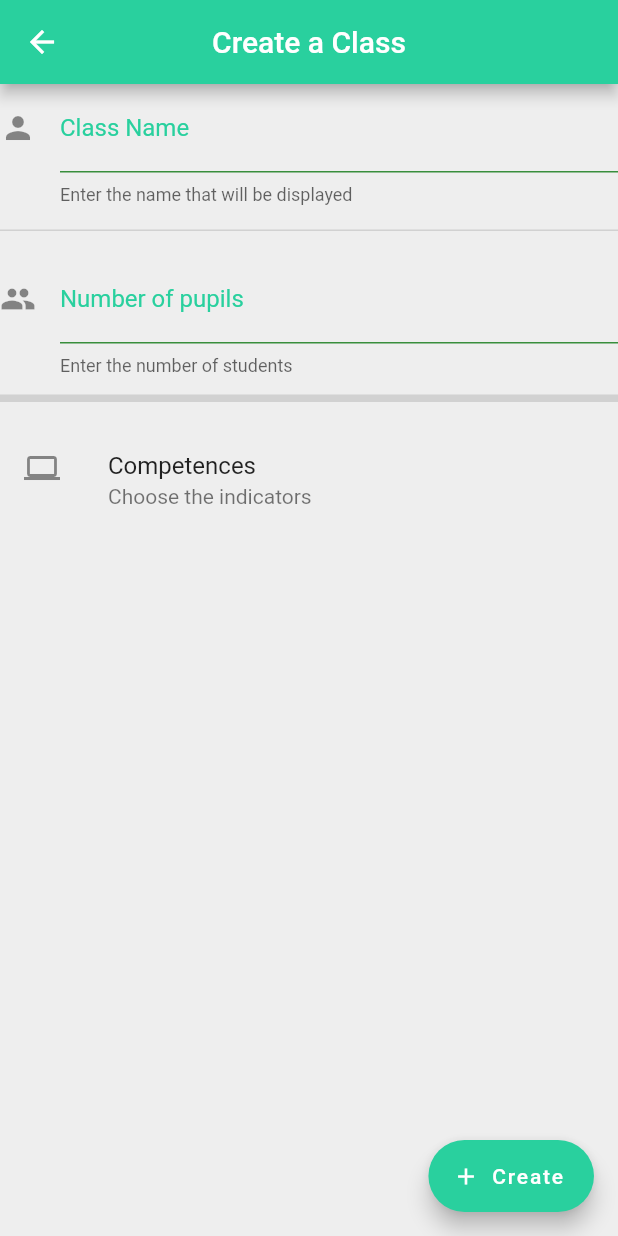
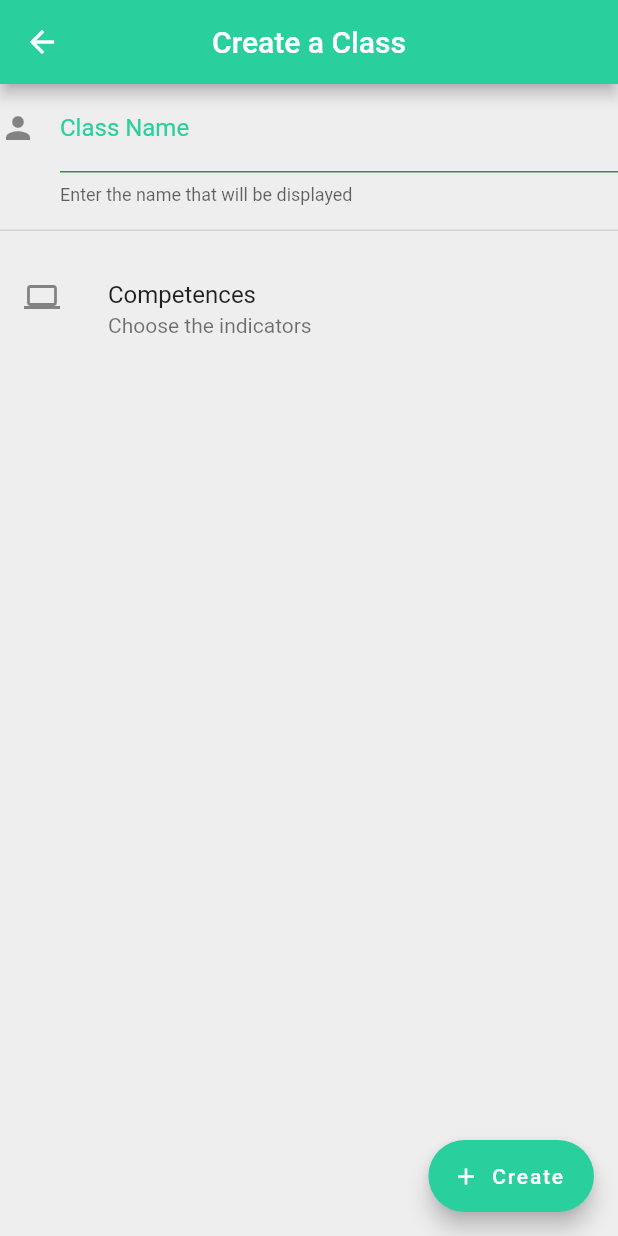
Before and after one commit to n1ghtbyte/Assessments-App, a Flutter app: the ClassesCreatePage screen opened directly, on a phone screen of 412 x 824 dp. Run offline on Flutter 3.47's test engine with Material 2 defaults, Android fonts, the phone set to English and light mode, and no system bars; drawn by our look-alikes of loader_overlay; our stand-ins replace cloud_firestore, firebase_auth, firebase_core, fl_chart, flutter_speed_dial; accounts and stored records are empty.

Commit message:
REMOVED max student

```diff
--- a/lib/pages/Teacher/Classes/ClassesCreatePage.dart
+++ b/lib/pages/Teacher/Classes/ClassesCreatePage.dart
@@ -18,7 +18,6 @@ class _ClassesCreatePageState extends State<ClassesCreatePage> {
       FirebaseFirestore.instance.collection('Competences').snapshots();
 
   final _controllerName = TextEditingController();
-  final _controllerMaxStudents = TextEditingController();
   Map<String?, List<String?>> _competences =
       ParentChildCheckbox.selectedChildrens;
 
@@ -36,7 +35,6 @@ class _ClassesCreatePageState extends State<ClassesCreatePage> {
       'Name': _controllerName.text, // John Doe
       'TeacherID': currentUser,
       'NumStudents': 0,
-      'MaxStudents': _controllerMaxStudents.text, // 42
       'Competences': _competences,
       'StudentList': [],
       'documentID': _iD,
@@ -76,7 +74,6 @@ class _ClassesCreatePageState extends State<ClassesCreatePage> {
   List<Map<String, dynamic>> _comps = [];
   @override
   void dispose() {
-    _controllerMaxStudents.dispose();
     _controllerName.dispose();
     super.dispose();
   }
@@ -183,43 +180,12 @@ class _ClassesCreatePageState extends State<ClassesCreatePage> {
                     const SizedBox(
                       height: 16,
                     ),
-                    TextFormField(
-                      controller: _controllerMaxStudents,
-                      keyboardType: TextInputType.number,
-                      decoration: InputDecoration(
-                        enabledBorder: UnderlineInputBorder(
-                          borderSide: BorderSide(color: Color(0xff388e3c)),
-                        ),
-                        focusedBorder: UnderlineInputBorder(
-                          borderSide: BorderSide(color: Color(0xff388e3c)),
-                        ),
-                        icon: Icon(Icons.group),
-                        labelText: 'Number of pupils',
-                        labelStyle: TextStyle(
-                          color: Color(0xFF29D09E),
-                        ),
-                        helperText: 'Enter the number of students',
-                      ),
-                    ),
-                    const SizedBox(
-                      height: 16,
-                    ),
-                    Divider(
-                      thickness: 5,
-                      height: 1,
-                    ),
-                    const SizedBox(
-                      height: 16,
-                    ),
                     ListTile(
                       leading: Icon(Icons.computer),
                       title: Text("Competences"),
                       subtitle: Text("Choose the indicators"),
                       enabled: true,
                       // trailing: Icon(Icons.arrow_drop_down),
-                    ),
-                    const SizedBox(
-                      height: 16,
                     ),
                     Column(
                       mainAxisAlignment: MainAxisAlignment.center,
```
